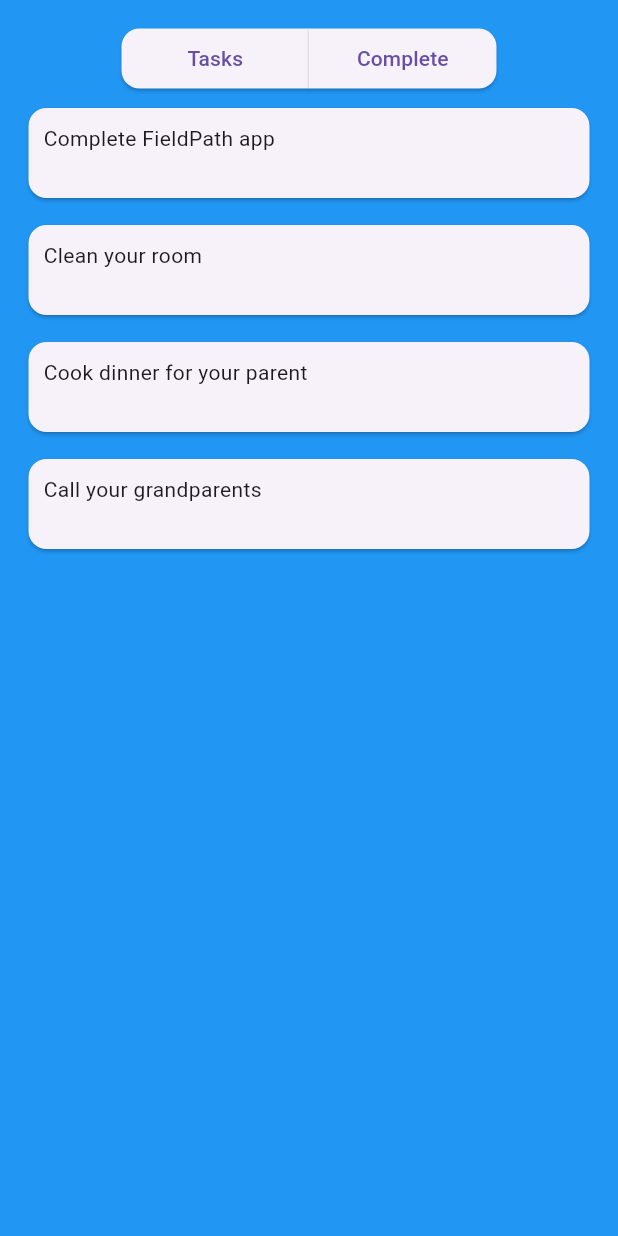
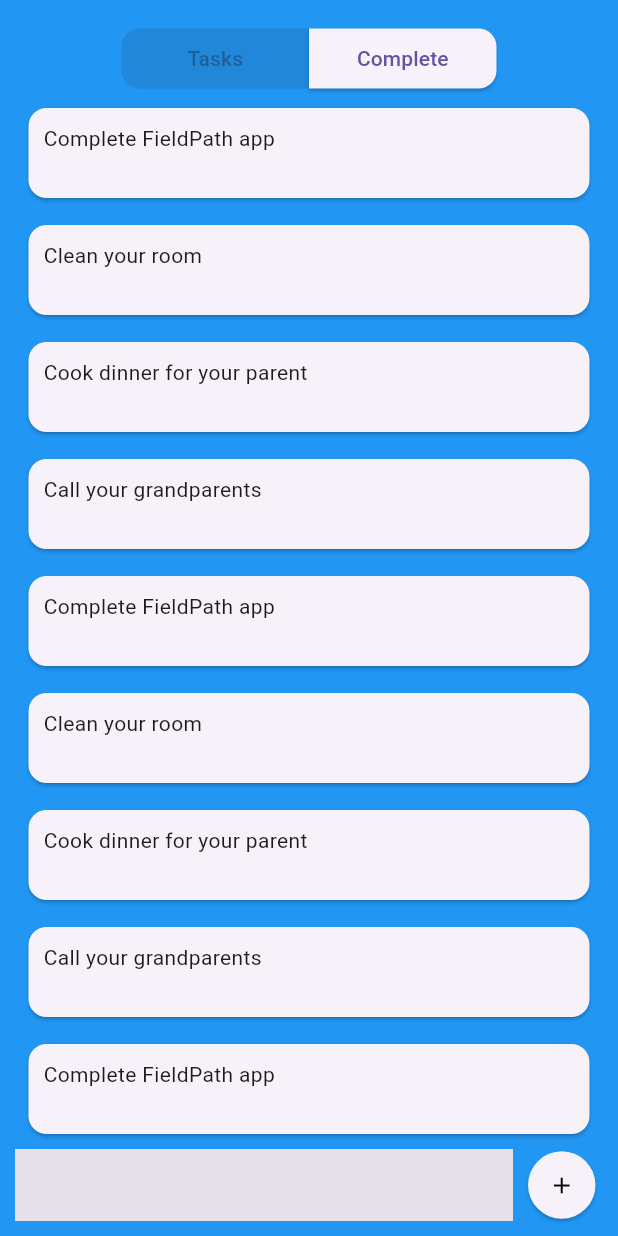
Before and after one commit to drapek9/ToDoAppFlutter, a Flutter app: the screen it shows after launch, on a phone screen of 412 x 824 dp. Run offline on Flutter 3.47's test engine with Material 3 defaults, Android fonts, the phone set to English and light mode, and no system bars; our stand-ins replace flutter_spinkit.

Commit message:
přidaná animace v loading + základní widgety pro vytvoření tasku + přepínat mezi obrazovkami + parts mají své classy + disabled switch tlačítko, když už jsme v té sekci

```diff
--- a/lib/home_page/homepage_screen.dart
+++ b/lib/home_page/homepage_screen.dart
@@ -1,4 +1,7 @@
 import 'package:flutter/material.dart';
+// import 'package:flutter/services.dart';
+import 'package:to_to_apka/home_page/parts_content/tasks_part.dart';
+import 'package:to_to_apka/home_page/parts_content/complete_part.dart';
 
 class MainScreen extends StatefulWidget {
   const MainScreen({super.key});
@@ -10,14 +13,13 @@
 class _MainScreenState extends State<MainScreen> {
 
   List tasks = [];
+  bool showTasks = true;
 
   @override
   Widget build(BuildContext context) {
 
     Map data = ModalRoute.of(context)?.settings.arguments as Map<dynamic, dynamic>;
     tasks = data["tasks"];
-    print("we are in!");
-    print(tasks.length);
 
     return Scaffold(
       backgroundColor: Colors.blue,
@@ -32,7 +34,11 @@
                   SizedBox(
                     width: 125,
                     child: ElevatedButton(
-                      onPressed: (){},
+                      onPressed: !showTasks ? (){
+                        setState(() {
+                          showTasks = true;
+                        });
+                        } : null,
                       style: ElevatedButton.styleFrom(
                         shape: RoundedRectangleBorder(
                           borderRadius: BorderRadius.only(
@@ -51,7 +57,12 @@
                   SizedBox(
                     width: 125,
                     child: ElevatedButton(
-                      onPressed: (){},
+                      onPressed: showTasks ? (){
+                        setState(() {
+                          showTasks = false;
+                        });
+                      } : null,
+
                       style: ElevatedButton.styleFrom(
                         shape: RoundedRectangleBorder(
                           borderRadius: BorderRadius.only(
@@ -69,20 +80,48 @@
                 ],
               ),
               Expanded(
-                child: ListView.builder(
-                  itemCount: tasks.length,
-                  itemBuilder: (context, index) {
-                    print(tasks[index].taskName);
-                    return Padding(
-                      padding: const EdgeInsets.symmetric(horizontal: 15, vertical: 5),
-                      child: Card(
-                        child: Padding(
-                          padding: const EdgeInsets.fromLTRB(10, 10, 10, 30),
-                          child: Text(tasks[index].taskName),
+                child: IndexedStack(
+                  index: showTasks ? 0 : 1,
+                  children: [
+                    TasksPart(
+                      dataTasks: tasks),
+                    CompletePart()],
+                ),
+              ),
+              Padding(
+                padding: const EdgeInsets.fromLTRB(10, 0, 10, 10),
+                child: Row(
+                  children: [
+                    Expanded(
+                      child: TextField(
+                        cursorColor: Colors.black,
+                        maxLines: null,
+                        decoration: InputDecoration(
+                          filled: true,
+                          fillColor: Colors.grey[375],
+                          border: InputBorder.none
                         ),
                       ),
-                    );
-                  },),
+                    ),
+                    Padding(
+                      padding: const EdgeInsets.fromLTRB(10, 0, 5, 0),
+                      child: SizedBox(
+                        width: 45,
+                        height: 45,
+                        child: ElevatedButton(
+                          style: ElevatedButton.styleFrom(
+                              shape: RoundedRectangleBorder(
+                                borderRadius: BorderRadius.circular(200), // Kulaté tlačítko
+                              ),
+                              padding: EdgeInsets.zero),
+                          onPressed: (){},
+                          child: Icon(
+                            Icons.add,
+                            color: Colors.black,)),
+                      ),
+                    )
+                  ],
+                ),
               )
             ],
           ),
--- /dev/null
+++ b/lib/home_page/parts_content/complete_part.dart
@@ -0,0 +1,15 @@
+import 'package:flutter/material.dart';
+
+class CompletePart extends StatefulWidget {
+  const CompletePart({super.key});
+
+  @override
+  State<CompletePart> createState() => _CompletePartState();
+}
+
+class _CompletePartState extends State<CompletePart> {
+  @override
+  Widget build(BuildContext context) {
+    return Text("This is Complete");
+  }
+}
--- /dev/null
+++ b/lib/home_page/parts_content/tasks_part.dart
@@ -0,0 +1,40 @@
+import 'package:flutter/material.dart';
+
+class TasksPart extends StatefulWidget {
+  // const TasksPart({super.key});
+
+  final List dataTasks;
+
+  TasksPart({required this.dataTasks});
+
+  @override
+  State<TasksPart> createState() => _TasksPartState();
+}
+
+class _TasksPartState extends State<TasksPart> {
+  List dataTasks = [];
+
+  @override
+  void initState() {
+    // TODO: implement initState
+    super.initState();
+    dataTasks = widget.dataTasks;
+  }
+
+  @override
+  Widget build(BuildContext context) {
+    return ListView.builder(
+                    itemCount: dataTasks.length,
+                    itemBuilder: (context, index) {
+                      return Padding(
+                        padding: const EdgeInsets.symmetric(horizontal: 15, vertical: 5),
+                        child: Card(
+                          child: Padding(
+                            padding: const EdgeInsets.fromLTRB(10, 10, 10, 30),
+                            child: Text(dataTasks[index].taskName),
+                          ),
+                        ),
+                      );
+                    },);
+  }
+}
--- a/lib/loading/loading_screen.dart
+++ b/lib/loading/loading_screen.dart
@@ -1,5 +1,6 @@
 import 'package:flutter/material.dart';
 import 'package:to_to_apka/structures/task_logic.dart';
+import 'package:flutter_spinkit/flutter_spinkit.dart';
 
 class LoadingScreen extends StatefulWidget {
   const LoadingScreen({super.key});
@@ -17,7 +18,15 @@
       Task(taskName: "Complete FieldPath app", level: 10),
       Task(taskName: "Clean your room", level: 2),
       Task(taskName: "Cook dinner for your parent", level: 6),
-      Task(taskName: "Call your grandparents", level: 3)
+      Task(taskName: "Call your grandparents", level: 3),
+      Task(taskName: "Complete FieldPath app", level: 10),
+      Task(taskName: "Clean your room", level: 2),
+      Task(taskName: "Cook dinner for your parent", level: 6),
+      Task(taskName: "Call your grandparents", level: 3),
+      Task(taskName: "Complete FieldPath app", level: 10),
+      Task(taskName: "Clean your room", level: 2),
+      Task(taskName: "Cook dinner for your parent", level: 6),
+      Task(taskName: "Call your grandparents", level: 3),
       ];
 
       Navigator.pushNamed(context, "/home", arguments: {
@@ -35,6 +44,9 @@
   @override
   Widget build(BuildContext context) {
 
-    return Container();
+    return SpinKitFoldingCube(
+      color: Colors.white,
+      size: 50.0,
+      );
   }
 }
--- a/lib/main.dart
+++ b/lib/main.dart
@@ -3,13 +3,25 @@
 import 'package:to_to_apka/home_page/homepage_screen.dart';
 
 void main() {
-  runApp(
-    MaterialApp(
+  runApp(MyApp());
+}
+
+class MyApp extends StatefulWidget {
+  const MyApp({super.key});
+
+  @override
+  State<MyApp> createState() => _MyAppState();
+}
+
+class _MyAppState extends State<MyApp> {
+  @override
+  Widget build(BuildContext context) {
+    return MaterialApp(
       initialRoute: "/loading",
       routes: {
         "/loading": (context) => LoadingScreen(),
         "/home": (context) => MainScreen()
       },
-    )
-  );
+    );
+  }
 }
--- a/pubspec.yaml
+++ b/pubspec.yaml
@@ -34,6 +34,7 @@
   # The following adds the Cupertino Icons font to your application.
   # Use with the CupertinoIcons class for iOS style icons.
   cupertino_icons: ^1.0.8
+  flutter_spinkit: ^5.2.1
 
 dev_dependencies:
   flutter_test:
```
Also changed, not shown: pubspec.lock.
